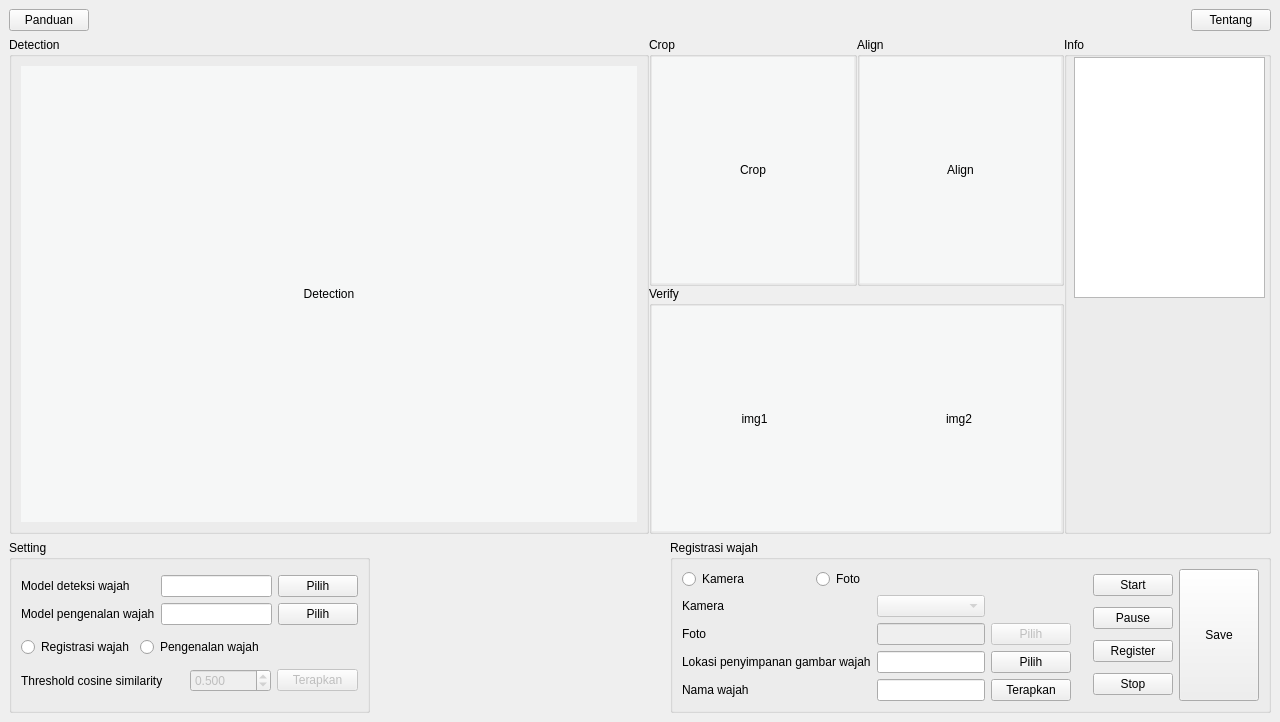
The window that desain_v3.ui (yusufpraditya/face-recognition-app) describes before a commit, drawn with Qt 5.
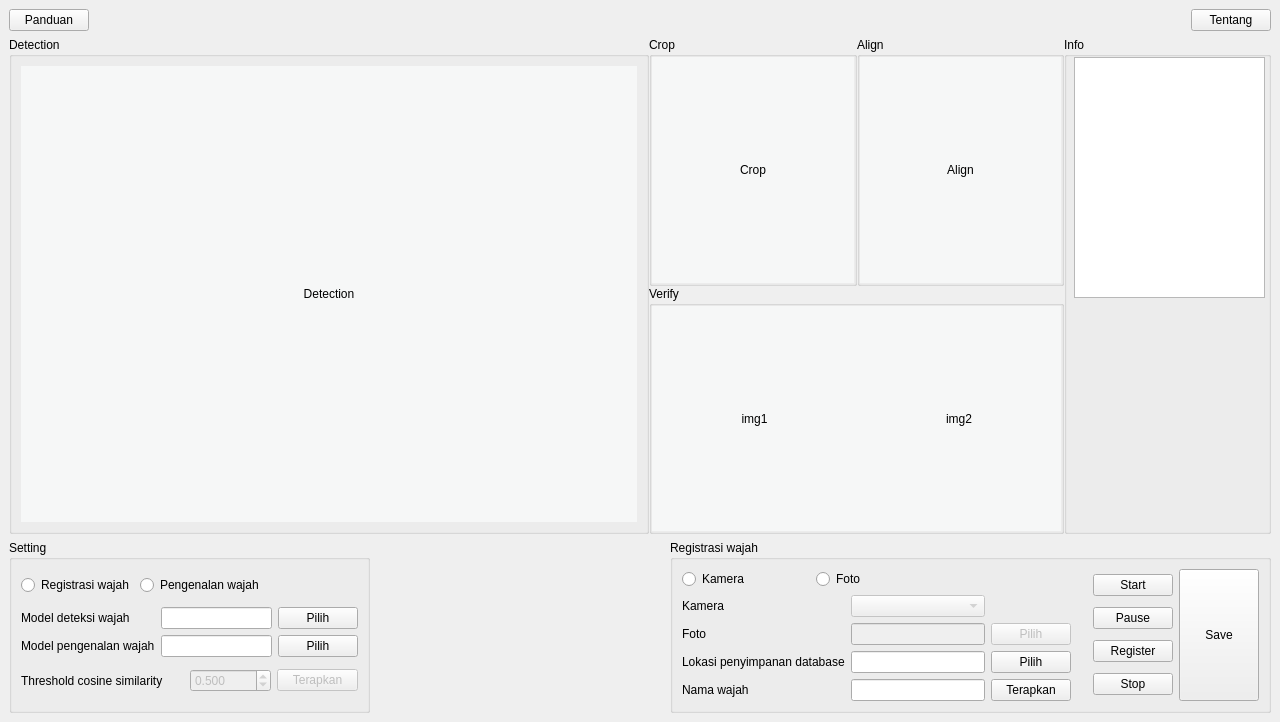
The same window after the commit.

What changed in the file:
```diff
--- a/desain_v3.ui
+++ b/desain_v3.ui
@@ -313,86 +313,7 @@
           <string>Setting</string>
          </property>
          <layout class="QGridLayout" name="gridLayout_5">
-          <item row="0" column="0">
-           <layout class="QGridLayout" name="gridLayout_3">
-            <item row="0" column="0">
-             <widget class="QLabel" name="label_7">
-              <property name="text">
-               <string>Model deteksi wajah</string>
-              </property>
-             </widget>
-            </item>
-            <item row="0" column="1">
-             <widget class="QLineEdit" name="lineDeteksi">
-              <property name="dragEnabled">
-               <bool>false</bool>
-              </property>
-              <property name="readOnly">
-               <bool>true</bool>
-              </property>
-             </widget>
-            </item>
-            <item row="0" column="2">
-             <widget class="QPushButton" name="deteksi_wajah">
-              <property name="text">
-               <string>Pilih</string>
-              </property>
-             </widget>
-            </item>
-            <item row="1" column="0">
-             <widget class="QLabel" name="label_8">
-              <property name="text">
-               <string>Model pengenalan wajah</string>
-              </property>
-             </widget>
-            </item>
-            <item row="1" column="1">
-             <widget class="QLineEdit" name="linePengenalan">
-              <property name="readOnly">
-               <bool>true</bool>
-              </property>
-             </widget>
-            </item>
-            <item row="1" column="2">
-             <widget class="QPushButton" name="pengenalan_wajah">
-              <property name="text">
-               <string>Pilih</string>
-              </property>
-             </widget>
-            </item>
-           </layout>
-          </item>
-          <item row="1" column="0">
-           <layout class="QHBoxLayout" name="horizontalLayout_10" stretch="1,2">
-            <item>
-             <widget class="QRadioButton" name="tombolRegistrasi">
-              <property name="text">
-               <string>Registrasi wajah</string>
-              </property>
-              <property name="checkable">
-               <bool>true</bool>
-              </property>
-              <property name="checked">
-               <bool>false</bool>
-              </property>
-              <property name="autoRepeat">
-               <bool>false</bool>
-              </property>
-             </widget>
-            </item>
-            <item>
-             <widget class="QRadioButton" name="tombolPengenalan">
-              <property name="text">
-               <string>Pengenalan wajah</string>
-              </property>
-              <property name="checked">
-               <bool>false</bool>
-              </property>
-             </widget>
-            </item>
-           </layout>
-          </item>
-          <item row="2" column="0">
+          <item row="3" column="0">
            <layout class="QGridLayout" name="gridLayout_4" columnstretch="2,1,1">
             <item row="0" column="0">
              <widget class="QLabel" name="label_9">
@@ -447,6 +368,85 @@
             </item>
            </layout>
           </item>
+          <item row="1" column="0">
+           <layout class="QGridLayout" name="gridLayout_3">
+            <item row="1" column="2">
+             <widget class="QPushButton" name="btnModelPengenalan">
+              <property name="text">
+               <string>Pilih</string>
+              </property>
+             </widget>
+            </item>
+            <item row="1" column="1">
+             <widget class="QLineEdit" name="lnPengenalan">
+              <property name="readOnly">
+               <bool>true</bool>
+              </property>
+             </widget>
+            </item>
+            <item row="0" column="0">
+             <widget class="QLabel" name="label_7">
+              <property name="text">
+               <string>Model deteksi wajah</string>
+              </property>
+             </widget>
+            </item>
+            <item row="0" column="1">
+             <widget class="QLineEdit" name="lnDeteksi">
+              <property name="dragEnabled">
+               <bool>false</bool>
+              </property>
+              <property name="readOnly">
+               <bool>true</bool>
+              </property>
+             </widget>
+            </item>
+            <item row="1" column="0">
+             <widget class="QLabel" name="label_8">
+              <property name="text">
+               <string>Model pengenalan wajah</string>
+              </property>
+             </widget>
+            </item>
+            <item row="0" column="2">
+             <widget class="QPushButton" name="btnModelDeteksi">
+              <property name="text">
+               <string>Pilih</string>
+              </property>
+             </widget>
+            </item>
+           </layout>
+          </item>
+          <item row="0" column="0">
+           <layout class="QHBoxLayout" name="horizontalLayout_10" stretch="1,2">
+            <item>
+             <widget class="QRadioButton" name="btnRegistrasi">
+              <property name="text">
+               <string>Registrasi wajah</string>
+              </property>
+              <property name="checkable">
+               <bool>true</bool>
+              </property>
+              <property name="checked">
+               <bool>false</bool>
+              </property>
+              <property name="autoRepeat">
+               <bool>false</bool>
+              </property>
+             </widget>
+            </item>
+            <item>
+             <widget class="QRadioButton" name="btnPengenalan">
+              <property name="text">
+               <string>Pengenalan wajah</string>
+              </property>
+              <property name="checked">
+               <bool>false</bool>
+              </property>
+             </widget>
+            </item>
+           </layout>
+          </item>
          </layout>
         </widget>
        </item>
@@ -621,7 +621,7 @@
                 <item row="2" column="0">
                  <widget class="QLabel" name="label_12">
                   <property name="text">
-                   <string>Lokasi penyimpanan gambar wajah</string>
+                   <string>Lokasi penyimpanan database</string>
                   </property>
                  </widget>
                 </item>
```
Left out of the diff: 30 changed lines with no effect on the pictures.
